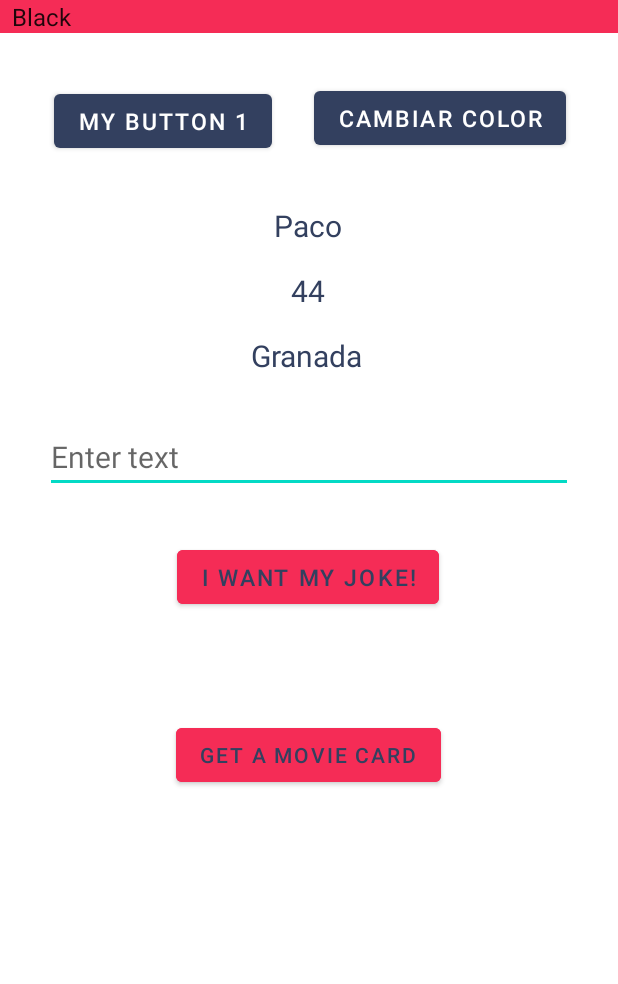
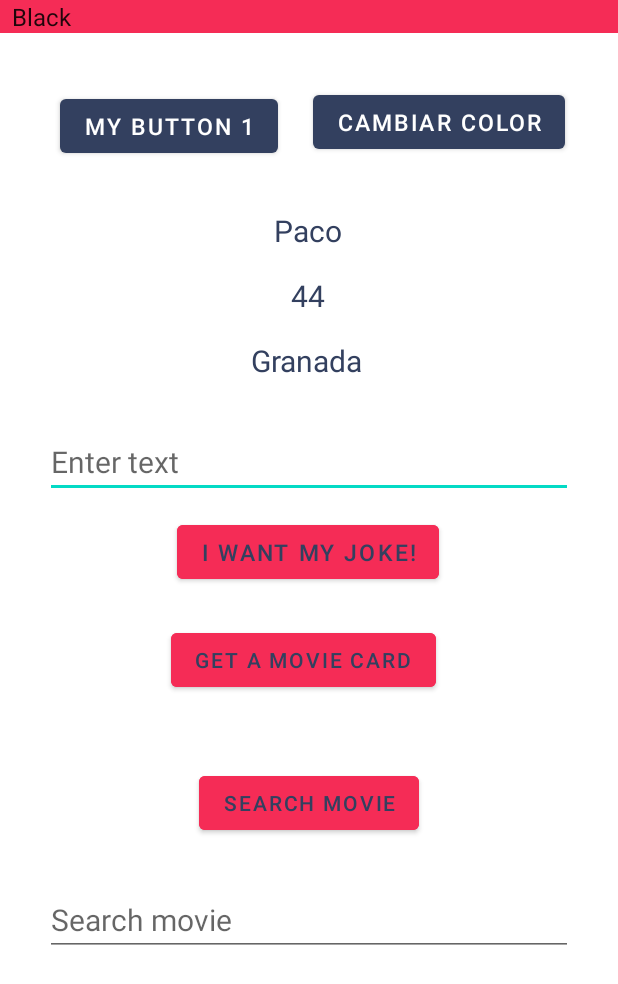
Before and after one commit to Luis-VB/fillMeApp, an Android app: the screen it shows after launch (MainActivity), on a phone screen of 412 x 824 dp. Shown: the top 984 px of the screen. Run offline under Robolectric (Android 15) with nearby library versions, the phone set to English and light mode, and no system bars.

Commit message:
Added search by ID and Search text end points

```diff
--- a/app/src/main/AndroidManifest.xml
+++ b/app/src/main/AndroidManifest.xml
@@ -12,6 +12,9 @@
         android:supportsRtl="true"
         android:theme="@style/Theme.FillMeApp"
         tools:targetApi="31">
+        <activity
+            android:name=".ui.MovieActivity"
+            android:exported="true" />
         <activity
             android:name=".ui.ThirdActivity"
             android:exported="true" />
--- a/app/src/main/java/com/example/fillmeapp/data/MovieData.kt
+++ b/app/src/main/java/com/example/fillmeapp/data/MovieData.kt
@@ -6,5 +6,6 @@ data class MovieData(
     val director: String,
     val genre: String,
     val imageURL: String,
-    val year: String
+    val year: String,
+    val imdbID: String
 )
--- a/app/src/main/java/com/example/fillmeapp/network/RetroFitInstance.kt
+++ b/app/src/main/java/com/example/fillmeapp/network/RetroFitInstance.kt
@@ -11,7 +11,6 @@ object RetroFitInstance {
     val api by lazy {
         Retrofit.Builder()
             .baseUrl("http://www.omdbapi.com")
-            //.addConverterFactory(GsonConverterFactory.create())
             .addConverterFactory(Json.asConverterFactory("application/json".toMediaType()))
             .build()
             .create(MovieApi::class.java)
--- a/app/src/main/java/com/example/fillmeapp/ui/MainActivity.kt
+++ b/app/src/main/java/com/example/fillmeapp/ui/MainActivity.kt
@@ -68,6 +68,12 @@ class MainActivity : AppCompatActivity() {
 //            intent.putExtra("data6","PMOS iOS Team")
             startActivity(intent)
         }
+
+        binding.mySearchButton.setOnClickListener {
+            val intent = Intent(this, MovieActivity::class.java)
+            startActivity(intent)
+        }
+
     }
     fun initSpinner() {
         // Spinner element
--- a/app/src/main/res/layout/activity_main.xml
+++ b/app/src/main/res/layout/activity_main.xml
@@ -22,13 +22,13 @@
         android:id="@+id/myButtonId1"
         android:layout_width="wrap_content"
         android:layout_height="wrap_content"
-        android:layout_marginStart="36dp"
+        android:layout_marginStart="40dp"
         android:text="@string/my_button_1"
         android:textSize="15sp"
         app:layout_constraintBottom_toBottomOf="parent"
         app:layout_constraintStart_toStartOf="parent"
         app:layout_constraintTop_toBottomOf="@+id/color_spinner"
-        app:layout_constraintVertical_bias="0.046" />
+        app:layout_constraintVertical_bias="0.05" />
 
     <Button
         android:id="@+id/myButtonId2"
@@ -38,10 +38,9 @@
         android:textSize="15sp"
         app:layout_constraintBottom_toTopOf="@+id/txt1"
         app:layout_constraintEnd_toEndOf="parent"
-        app:layout_constraintHorizontal_bias="0.442"
+        app:layout_constraintHorizontal_bias="0.4"
         app:layout_constraintStart_toEndOf="@+id/myButtonId1"
-        app:layout_constraintTop_toBottomOf="@+id/color_spinner"
-        app:layout_constraintVertical_bias="0.492" />
+        app:layout_constraintTop_toBottomOf="@+id/color_spinner" />
 
     <TextView
         android:id="@+id/txt1"
@@ -87,7 +86,7 @@
         android:layout_width="match_parent"
         android:layout_height="wrap_content"
         android:layout_margin="30dp"
-        android:layout_marginTop="16dp"
+        android:layout_marginTop="20dp"
         android:hint="@string/enter_text"
         android:textSize="20sp"
         app:layout_constraintEnd_toEndOf="parent"
@@ -98,10 +97,10 @@
         android:id="@+id/myButtonId3"
         android:layout_width="wrap_content"
         android:layout_height="wrap_content"
-        android:layout_marginTop="32dp"
+        android:layout_marginTop="12dp"
         android:backgroundTint="@color/accent"
+        android:text="@string/i_want_my_joke"
         android:textColor="@color/primary"
-        android:text="@string/i_want_my_joke"
         android:textSize="15sp"
         app:layout_constraintEnd_toEndOf="parent"
         app:layout_constraintHorizontal_bias="0.497"
@@ -113,15 +112,42 @@
         android:layout_width="wrap_content"
         android:layout_height="wrap_content"
         android:layout_marginTop="16dp"
+        android:backgroundTint="@color/accent"
         android:text="@string/get_a_movie_card"
-        android:backgroundTint="@color/accent"
         android:textColor="@color/primary"
         app:layout_constraintBottom_toBottomOf="parent"
         app:layout_constraintEnd_toEndOf="parent"
-        app:layout_constraintHorizontal_bias="0.498"
+        app:layout_constraintHorizontal_bias="0.484"
         app:layout_constraintStart_toStartOf="parent"
         app:layout_constraintTop_toBottomOf="@+id/myButtonId3"
-        app:layout_constraintVertical_bias="0.156" />
+        app:layout_constraintVertical_bias="0.022" />
+
+    <Button
+        android:id="@+id/mySearchButton"
+        android:layout_width="wrap_content"
+        android:layout_height="wrap_content"
+        android:layout_marginTop="16dp"
+        android:backgroundTint="@color/accent"
+        android:text="Search movie"
+        android:textColor="@color/primary"
+        app:layout_constraintBottom_toBottomOf="parent"
+        app:layout_constraintEnd_toEndOf="parent"
+        app:layout_constraintStart_toStartOf="parent"
+        app:layout_constraintTop_toBottomOf="@+id/myButtonId3"
+        app:layout_constraintVertical_bias="0.281" />
+
+    <EditText
+        android:id="@+id/Movie_search"
+        android:layout_width="match_parent"
+        android:layout_height="wrap_content"
+        android:layout_margin="30dp"
+        android:layout_marginTop="340dp"
+        android:hint="Search movie"
+        android:textSize="20sp"
+        app:layout_constraintEnd_toEndOf="parent"
+        app:layout_constraintHorizontal_bias="0.383"
+        app:layout_constraintStart_toStartOf="parent"
+        app:layout_constraintTop_toBottomOf="@+id/mySearchButton" />
 
 
     />
```
Also changed, not shown: app/src/main/java/com/example/fillmeapp/network/MovieApi.kt (+13 -2 lines), app/src/main/java/com/example/fillmeapp/network/MovieRepository.kt (+43 -2 lines), app/src/main/java/com/example/fillmeapp/ui/MovieActivity.kt (added, +22 -0 lines), app/src/main/java/com/example/fillmeapp/ui/MovieViewModel.kt (+44 -5 lines), app/src/main/java/com/example/fillmeapp/ui/ThirdActivity.kt (+21 -5 lines), app/src/main/res/layout/activity_third.xml (+8 -9 lines).
